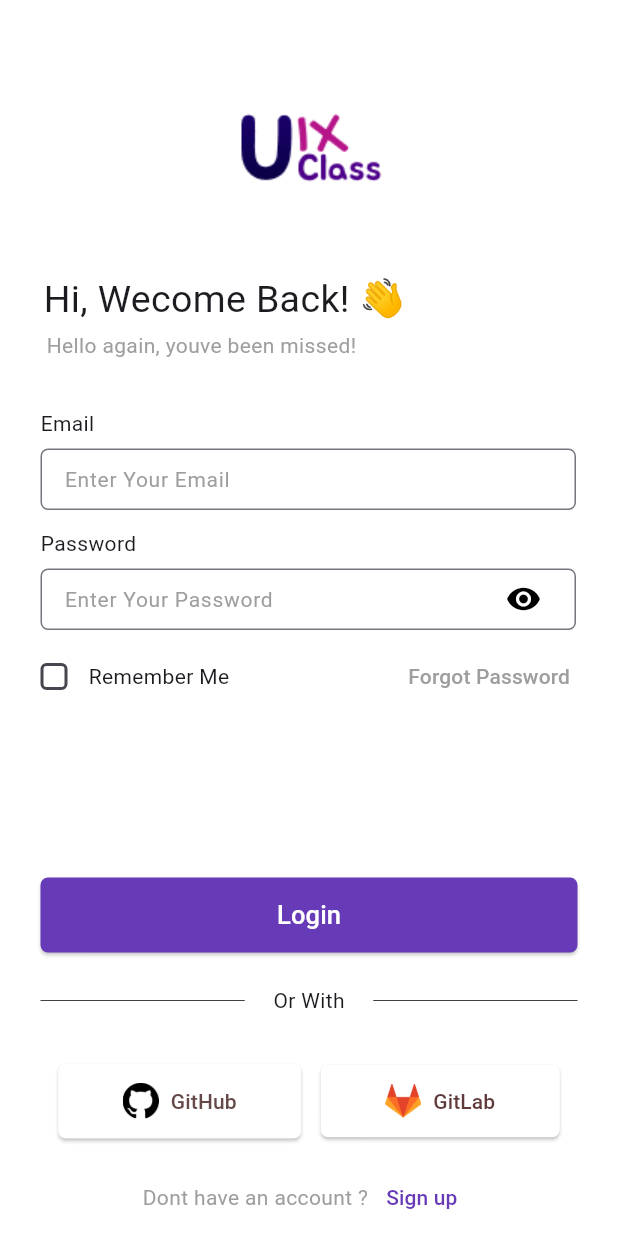
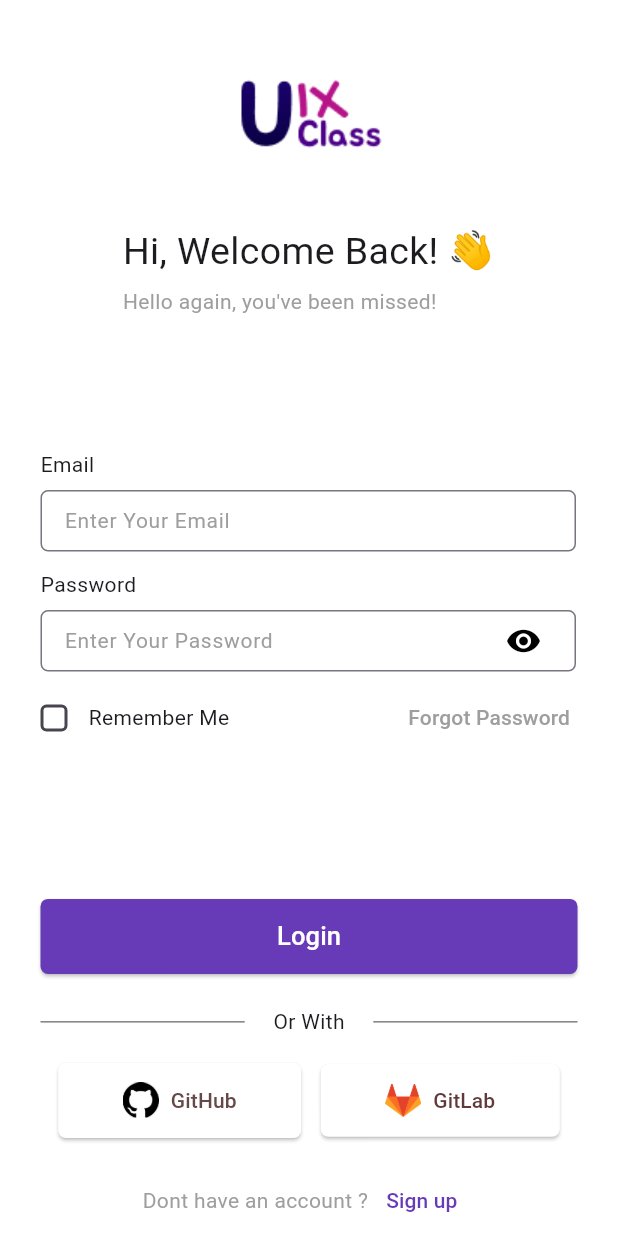
Before and after one commit to nikita-velikikh/color_app, a Flutter app: the screen it shows after launch, on a phone screen of 412 x 824 dp. Run offline on Flutter 3.47's test engine with Material 3 defaults, Android fonts, the phone set to English and light mode, and no system bars.

Commit message:
added spacer and expanded

```diff
--- a/lib/src/screens_login/custom_login_screen.dart
+++ b/lib/src/screens_login/custom_login_screen.dart
@@ -19,55 +19,63 @@
     final image = AssetImage('assets/images/groupimage.png');
     return Scaffold(
       backgroundColor: Colors.white,
-      body: SingleChildScrollView(
-        // Дает прокрутку, если элементов слишком много
+      body: SafeArea(
         child: Column(
           children: [
-            SizedBox(height: 28),
-            Center(
-              child: Image(image: image),
+            Expanded(
+              flex: 2,
+              child: Center(
+                child: Image(
+                    image: image,
+                    width: MediaQuery.of(context).size.width * 0.7),
+              ),
             ),
-            SizedBox(height: 15),
-            Padding(
-              padding: EdgeInsets.only(left: 29),
-              child: Align(
-                alignment: Alignment.centerLeft,
-                child: Text(
-                  "Hi, Wecome Back! 👋",
-                  style: TextStyle(
-                    fontSize: 25,
-                  ),
+            Expanded(
+              flex: 1,
+              child: Padding(
+                padding: EdgeInsets.symmetric(horizontal: 30),
+                child: Column(
+                  crossAxisAlignment: CrossAxisAlignment.start,
+                  children: [
+                    Text(
+                      "Hi, Welcome Back! 👋",
+                      style: TextStyle(fontSize: 25),
+                    ),
+                    SizedBox(height: 5),
+                    Text(
+                      "Hello again, you've been missed!",
+                      style: TextStyle(fontSize: 14, color: Colors.grey),
+                    ),
+                  ],
                 ),
               ),
             ),
-            SizedBox(height: 2),
-            Padding(
-              padding: EdgeInsets.only(left: 31),
-              child: Align(
-                alignment: Alignment.centerLeft,
-                child: Text(
-                  "Hello again, youve been missed!",
-                  style: TextStyle(
-                    fontSize: 14,
-                    color: Colors.grey,
-                  ),
-                ),
+            Spacer(),
+            Expanded(
+              flex: 3,
+              child: Column(
+                children: [
+                  const EmailField(),
+                  SizedBox(height: 12),
+                  const PasswordField(),
+                  SizedBox(height: 7),
+                  const PasswordInfo(),
+                ],
               ),
             ),
-            SizedBox(height: 32),
-            EmailField(),
-            SizedBox(height: 12),
-            PasswordField(),
-            SizedBox(height: 7),
-            PasswordInfo(),
-            SizedBox(height: 110),
-            ButtonsAndLines(),
-            SizedBox(height: 32),
-            IconButtons(),
-            SizedBox(
-              height: 15,
+            Spacer(),
+            Expanded(
+              flex: 3,
+              child: Column(
+                children: [
+                  const ButtonsAndLines(),
+                  Spacer(),
+                  const IconButtons(),
+                  Spacer(),
+                  const Registration(),
+                ],
+              ),
             ),
-            Registration(),
           ],
         ),
       ),
```
